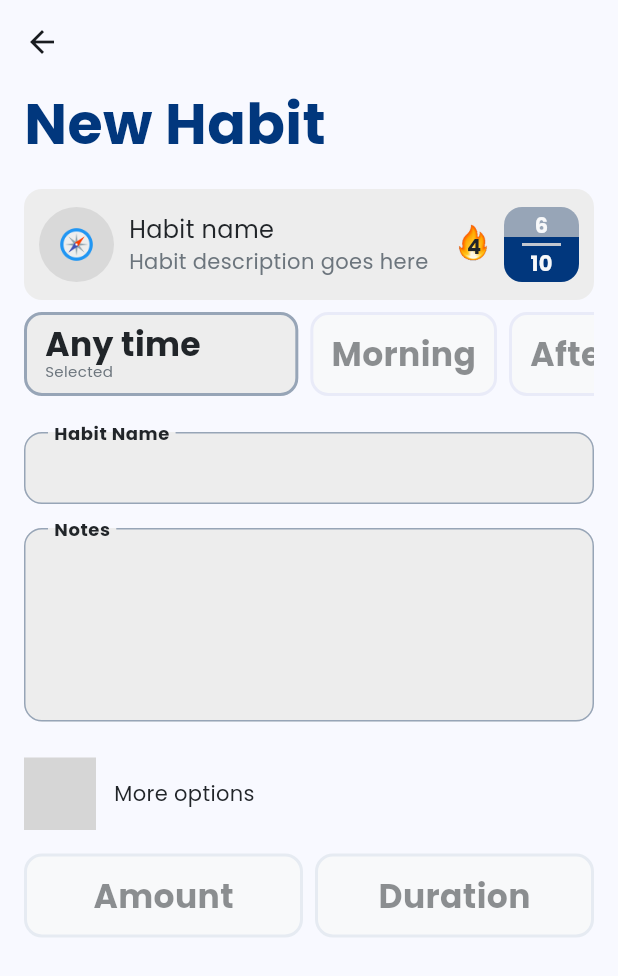
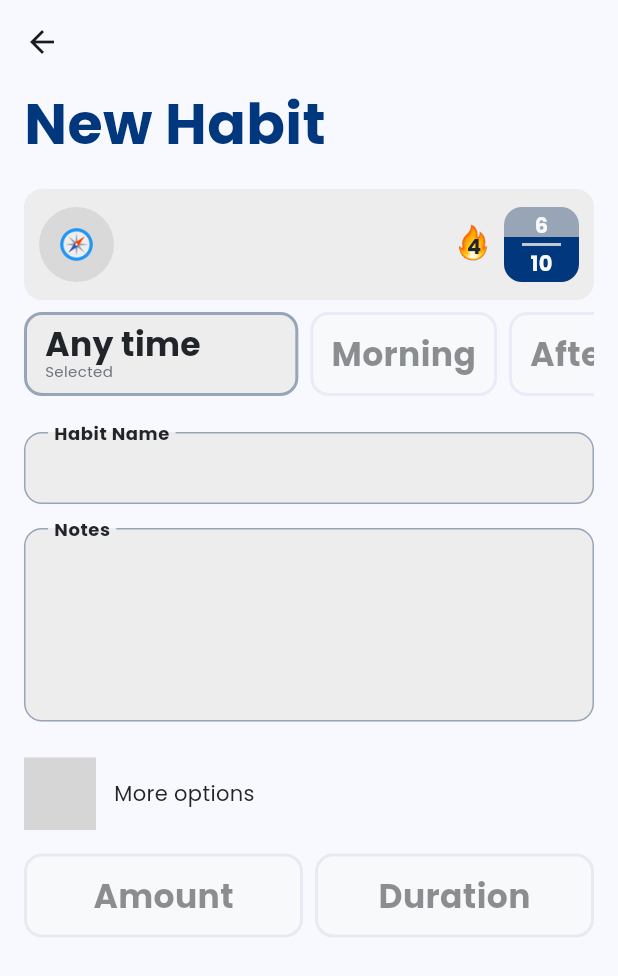
Before and after one commit to ashellz/habitt_v2, a Flutter app: the screen it shows after launch, after a tap on the "add" icon, on a phone screen of 412 x 824 dp. Shown: the top 976 px of the screen. Run offline on Flutter 3.47's test engine with Material 3 defaults, Android fonts, the light colour scheme and no system bars; our stand-ins replace flutter_spinbox, flutter_svg; generated files the repository leaves out were written again; grey boxes are pictures that could not be loaded.

Commit message:
working on habit widget

```diff
--- a/lib/pages/main_pages/habits_page.dart
+++ b/lib/pages/main_pages/habits_page.dart
@@ -3,6 +3,7 @@ import 'package:habitt/models/category.dart';
 import 'package:habitt/pages/other_pages/add_habit_page.dart';
 import 'package:habitt/providers/category_provider.dart';
 import 'package:habitt/providers/color_provider.dart';
+import 'package:habitt/providers/habit_provider.dart';
 import 'package:habitt/util/get_category_length.dart';
 import 'package:habitt/widgets/gradient_background.dart';
 import 'package:habitt/widgets/habits_page/categories/categories_list.dart';
@@ -80,16 +81,20 @@ class HabitCategory extends StatelessWidget {
 
   @override
   Widget build(BuildContext context) {
+    final habitProvider = context.watch<HabitProvider>();
+    final categoryHabits =
+        habitProvider.habits
+            .where((habit) => habit.categoryId == category.id)
+            .toList();
+
     return Padding(
       padding: EdgeInsets.only(top: category.id == 1 ? 0 : 8),
       child: Column(
         children: [
           // Category title
           HabitCategoryTitle(category: category),
-
-          // Category habits
-          HabitWidget(),
-          HabitWidget(),
+          for (final habit in categoryHabits)
+            HabitWidget(name: habit.name, desc: habit.description),
         ],
       ),
     );
@@ -97,7 +102,10 @@ class HabitCategory extends StatelessWidget {
 }
 
 class HabitWidget extends StatelessWidget {
-  const HabitWidget({super.key});
+  const HabitWidget({super.key, required this.name, required this.desc});
+
+  final String name;
+  final String desc;
 
   @override
   Widget build(BuildContext context) {
@@ -146,7 +154,7 @@ class HabitWidget extends StatelessWidget {
                     crossAxisAlignment: CrossAxisAlignment.start,
                     children: [
                       Text(
-                        "Habit name",
+                        name,
                         overflow: TextOverflow.ellipsis,
                         softWrap: false,
                         style: TextStyle(
@@ -155,9 +163,10 @@ class HabitWidget extends StatelessWidget {
                         ),
                       ),
                       Text(
-                        "Habit description goes here",
+                        desc,
                         overflow: TextOverflow.ellipsis,
                         softWrap: false,
+                        maxLines: 1,
                         style: TextStyle(
                           fontSize: 14,
                           color: colorProvider.mutedTextColor,
--- a/lib/pages/other_pages/add_habit_page.dart
+++ b/lib/pages/other_pages/add_habit_page.dart
@@ -17,6 +17,9 @@ class AddHabitPage extends StatefulWidget {
 }
 
 class _AddHabitPageState extends State<AddHabitPage> {
+  TextEditingController nameController = TextEditingController();
+  TextEditingController descController = TextEditingController();
+
   @override
   void initState() {
     super.initState();
@@ -53,7 +56,10 @@ class _AddHabitPageState extends State<AddHabitPage> {
                   ),
                   Padding(
                     padding: EdgeInsets.only(top: 8),
-                    child: HabitWidget(),
+                    child: HabitWidget(
+                      name: nameController.text,
+                      desc: descController.text,
+                    ),
                   ),
                   CategoriesList(
                     topPadding: 8,
@@ -63,12 +69,12 @@ class _AddHabitPageState extends State<AddHabitPage> {
                   ),
                   CustomTextField(
                     title: localizations.habitName,
-                    controller: TextEditingController(),
+                    controller: nameController,
                   ),
                   CustomTextField(
                     topPadding: 16,
                     title: localizations.notes,
-                    controller: TextEditingController(),
+                    controller: descController,
                     maxLines: 5,
                   ),
                   MoreOptionsText(localizations: localizations),
--- a/lib/widgets/custom_text_field.dart
+++ b/lib/widgets/custom_text_field.dart
@@ -26,7 +26,7 @@ class CustomTextField extends StatelessWidget {
     return Padding(
       padding: EdgeInsets.only(top: topPadding),
       child: TextFormField(
-        textInputAction: TextInputAction.done,
+        controller: controller,
         keyboardAppearance:
             Theme.of(context).brightness == Brightness.dark
                 ? Brightness.dark
--- a/lib/widgets/habits_page/categories/categories_list.dart
+++ b/lib/widgets/habits_page/categories/categories_list.dart
@@ -44,7 +44,7 @@ class _CategoriesListState extends State<CategoriesList> {
       int selectedIndex = categories.indexWhere((c) => c.id == selectedId) + 1;
       if (selectedIndex != -1) {
         // Estimate position by multiplying index by item width (assumed 120px)
-        double itemWidth = 120.0; // Adjust based on actual category width
+        double itemWidth = 110.0; // Adjust based on actual category width
         double screenWidth = MediaQuery.of(context).size.width;
         double scrollOffset =
             (selectedIndex * itemWidth) - (screenWidth / 2) + (itemWidth / 2);
```
